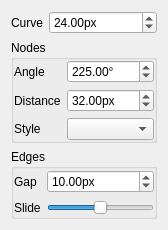
Before: the Qt Designer form src/widgets/other_widgets/knot_style_widget.ui in mbasaglia/Knotter, drawn with Qt 5.
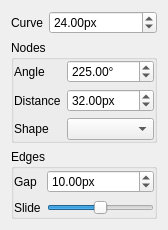
After: the same form once the commit is applied.

Diff of the .ui file:
```diff
--- a/src/widgets/other_widgets/knot_style_widget.ui
+++ b/src/widgets/other_widgets/knot_style_widget.ui
@@ -122,7 +122,7 @@
       <item row="2" column="0">
        <widget class="QLabel" name="label_5">
         <property name="text">
-         <string>Style</string>
+         <string>Shape</string>
         </property>
         <property name="buddy">
          <cstring>combo_cusp_shape</cstring>
```
